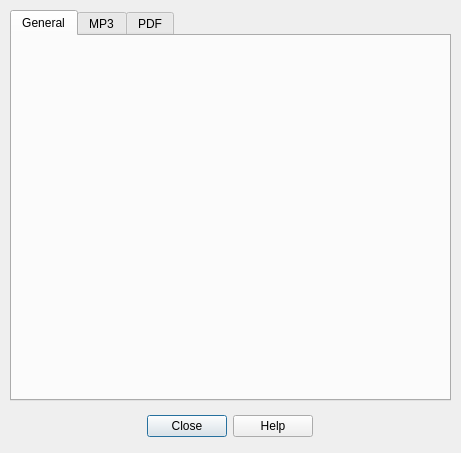
The window that design/preferences.ui (kokimame/joytan) describes before a commit, drawn with Qt 5.
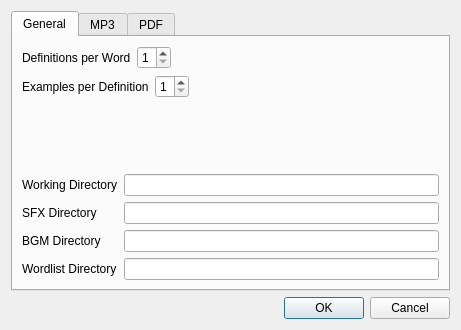
The same window after the commit.

Commit message: Added Factory class for Bundle to use preferences

Patch:
```diff
--- a/design/preferences.ui
+++ b/design/preferences.ui
@@ -7,21 +7,15 @@
     <x>0</x>
     <y>0</y>
     <width>461</width>
-    <height>453</height>
+    <height>330</height>
    </rect>
   </property>
   <property name="windowTitle">
    <string>Preferences</string>
   </property>
+  <layout class="QVBoxLayout" name="verticalLayout_2">
+   <item>
   <widget class="QTabWidget" name="tabWidget">
-   <property name="geometry">
-    <rect>
-     <x>10</x>
-     <y>10</y>
-     <width>441</width>
-     <height>391</height>
-    </rect>
-   </property>
    <property name="focusPolicy">
     <enum>Qt::StrongFocus</enum>
    </property>
@@ -35,6 +29,144 @@
     <attribute name="title">
      <string>General</string>
     </attribute>
+      <layout class="QVBoxLayout" name="verticalLayout_3">
+       <item>
+        <layout class="QVBoxLayout" name="verticalLayout">
+         <item>
+          <layout class="QHBoxLayout" name="horizontalLayout_3">
+           <item>
+            <widget class="QLabel" name="label">
+             <property name="text">
+              <string>Definitions per Word</string>
+             </property>
+            </widget>
+           </item>
+           <item>
+            <widget class="QSpinBox" name="dpwSpin">
+             <property name="minimum">
+              <number>1</number>
+             </property>
+             <property name="maximum">
+              <number>9</number>
+             </property>
+             <property name="value">
+              <number>1</number>
+             </property>
+            </widget>
+           </item>
+           <item>
+            <spacer name="horizontalSpacer_2">
+             <property name="orientation">
+              <enum>Qt::Horizontal</enum>
+             </property>
+             <property name="sizeHint" stdset="0">
+              <size>
+               <width>40</width>
+               <height>20</height>
+              </size>
+             </property>
+            </spacer>
+           </item>
+          </layout>
+         </item>
+         <item>
+          <layout class="QHBoxLayout" name="horizontalLayout_4">
+           <item>
+            <widget class="QLabel" name="label_2">
+             <property name="text">
+              <string>Examples per Definition</string>
+             </property>
+            </widget>
+           </item>
+           <item>
+            <widget class="QSpinBox" name="epdSpin">
+             <property name="minimum">
+              <number>1</number>
+             </property>
+             <property name="maximum">
+              <number>9</number>
+             </property>
+            </widget>
+           </item>
+           <item>
+            <spacer name="horizontalSpacer_3">
+             <property name="orientation">
+              <enum>Qt::Horizontal</enum>
+             </property>
+             <property name="sizeHint" stdset="0">
+              <size>
+               <width>40</width>
+               <height>20</height>
+              </size>
+             </property>
+            </spacer>
+           </item>
+          </layout>
+         </item>
+        </layout>
+       </item>
+       <item>
+        <spacer name="verticalSpacer">
+         <property name="orientation">
+          <enum>Qt::Vertical</enum>
+         </property>
+         <property name="sizeHint" stdset="0">
+          <size>
+           <width>20</width>
+           <height>40</height>
+          </size>
+         </property>
+        </spacer>
+       </item>
+       <item>
+        <layout class="QGridLayout" name="gridLayout">
+         <item row="1" column="1">
+          <widget class="QLineEdit" name="sfxEdit"/>
+         </item>
+         <item row="2" column="1">
+          <widget class="QLineEdit" name="bgmEdit"/>
+         </item>
+         <item row="2" column="0">
+          <widget class="QLabel" name="label_6">
+           <property name="text">
+            <string>BGM Directory</string>
+           </property>
+          </widget>
+         </item>
+         <item row="0" column="1">
+          <widget class="QLineEdit" name="workingEdit"/>
+         </item>
+         <item row="1" column="0">
+          <widget class="QLabel" name="label_5">
+           <property name="text">
+            <string>SFX Directory</string>
+           </property>
+          </widget>
+         </item>
+         <item row="0" column="0">
+          <widget class="QLabel" name="label_3">
+           <property name="text">
+            <string>Working Directory</string>
+           </property>
+          </widget>
+         </item>
+         <item row="3" column="0">
+          <widget class="QLabel" name="label_7">
+           <property name="text">
+            <string>Wordlist Directory</string>
+           </property>
+          </widget>
+         </item>
+         <item row="3" column="1">
+          <widget class="QLineEdit" name="wordEdit"/>
+         </item>
+        </layout>
+       </item>
+      </layout>
+      <zorder>pushButton</zorder>
+      <zorder>gridLayoutWidget</zorder>
+      <zorder>verticalLayoutWidget</zorder>
+      <zorder>verticalSpacer</zorder>
    </widget>
    <widget class="QWidget" name="tabMP3">
     <attribute name="title">
@@ -47,22 +179,18 @@
     </attribute>
    </widget>
   </widget>
+   </item>
+   <item>
   <widget class="QDialogButtonBox" name="buttonBox">
-   <property name="geometry">
-    <rect>
-     <x>9</x>
-     <y>410</y>
-     <width>441</width>
-     <height>32</height>
-    </rect>
-   </property>
    <property name="standardButtons">
-    <set>QDialogButtonBox::Close|QDialogButtonBox::Help</set>
-   </property>
-   <property name="centerButtons">
-    <bool>true</bool>
-   </property>
-  </widget>
+      <set>QDialogButtonBox::Cancel|QDialogButtonBox::Ok</set>
+     </property>
+    </widget>
+   </item>
+   <item>
+    <layout class="QHBoxLayout" name="horizontalLayout_2"/>
+   </item>
+  </layout>
  </widget>
  <resources/>
  <connections/>
```
Lines whose indentation alone changed are shown as unchanged. The commit also changes 6 other files.
